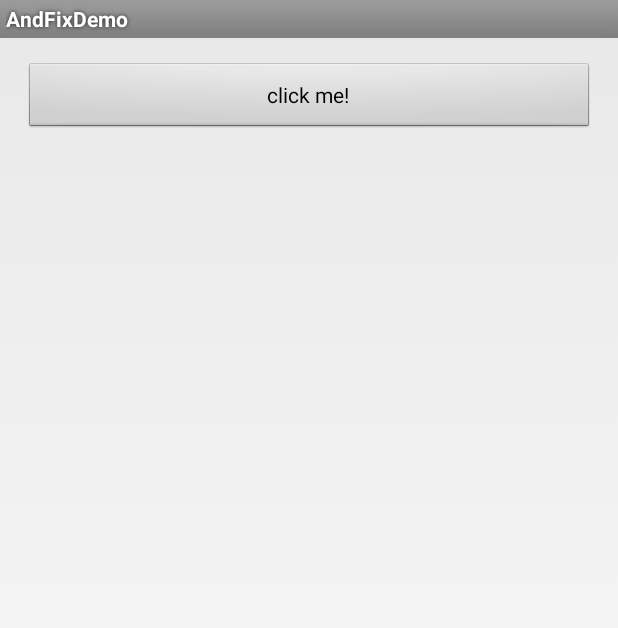
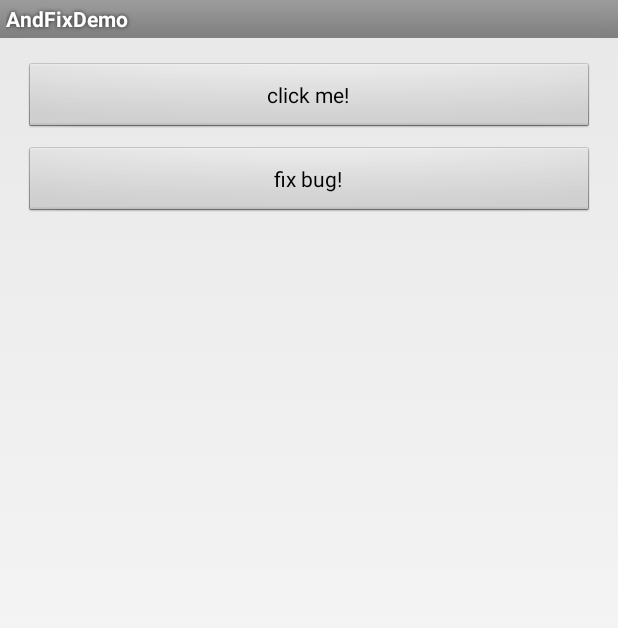
Before and after one commit to lostoy0/AndFixDemo, an Android app: the screen it shows after launch (MainActivity), after a tap on "click me!", on a phone screen of 412 x 824 dp. Shown: the top 628 px of the screen. Run offline under Robolectric (Android 15) with nearby library versions, the phone set to English and light mode, and no system bars; libraries missing offline, so code that uses them is left out: com.alipay.euler; 3 statements that could not run were skipped.

Commit message:
1.6.0权限支持 2.代码重构

```diff
--- a/app/src/main/AndroidManifest.xml
+++ b/app/src/main/AndroidManifest.xml
@@ -2,6 +2,7 @@
     package="com.raymond.demo.andfixdemo">
 
     <uses-permission android:name="android.permission.WRITE_EXTERNAL_STORAGE" />
+    <uses-permission android:name="android.permission.READ_EXTERNAL_STORAGE" />
     <uses-permission android:name="android.permission.MOUNT_UNMOUNT_FILESYSTEMS" />
 
     <application
--- a/app/src/main/java/com/raymond/demo/andfixdemo/MainActivity.java
+++ b/app/src/main/java/com/raymond/demo/andfixdemo/MainActivity.java
@@ -17,30 +17,73 @@
 
 package com.raymond.demo.andfixdemo;
 
+import android.Manifest;
 import android.app.Activity;
+import android.content.pm.PackageManager;
 import android.os.Bundle;
+import android.os.Environment;
+import android.support.v4.app.ActivityCompat;
+import android.support.v4.content.ContextCompat;
+import android.util.Log;
 import android.view.View;
+import android.widget.Toast;
 
-import com.raymond.demo.andfixdemo.test.Fix;
+import com.raymond.demo.andfixdemo.andfix.AndFixManager;
+import com.raymond.demo.andfixdemo.exception.CrashHandler;
 
-/**
- * sample activity
- *
- * @author luohou
- * @author sanping.li@alipay.com
- *
- */
-public class MainActivity extends Activity {
-	private static final String TAG = "euler";
+import java.io.File;
+
+public class MainActivity extends Activity implements View.OnClickListener {
+    private static final int REQUEST_PERMISSION_SDCARD = 1000;
 
 	@Override
 	public void onCreate(Bundle savedInstanceState) {
 		super.onCreate(savedInstanceState);
-		setContentView(R.layout.main);
-//		Log.e(TAG, Fix.a("good"));
-//		Log.e(TAG, "" + new Fix().b("s1", "s2"));
-//		Log.e(TAG, "" + new A().getI());
+		setContentView(R.layout.activity_main);
+
+		findViewById(R.id.clickMe).setOnClickListener(this);
+		findViewById(R.id.fixBug).setOnClickListener(this);
+
+        checkPermission();
 	}
+
+    private void checkPermission() {
+        if (ContextCompat.checkSelfPermission(this,
+                Manifest.permission.WRITE_EXTERNAL_STORAGE)
+                != PackageManager.PERMISSION_GRANTED) {
+
+            if (ActivityCompat.shouldShowRequestPermissionRationale(this,
+                    Manifest.permission.WRITE_EXTERNAL_STORAGE)) {
+				init();
+            } else {
+                ActivityCompat.requestPermissions(this,
+                        new String[]{Manifest.permission.WRITE_EXTERNAL_STORAGE,
+										Manifest.permission.READ_EXTERNAL_STORAGE,
+											Manifest.permission.MOUNT_UNMOUNT_FILESYSTEMS},
+                        REQUEST_PERMISSION_SDCARD);
+            }
+
+        } else {
+			init();
+		}
+    }
+
+    @Override
+    public void onRequestPermissionsResult(int requestCode,
+                                           String permissions[], int[] grantResults) {
+        switch (requestCode) {
+            case REQUEST_PERMISSION_SDCARD: {
+                if (grantResults.length > 0
+                        && grantResults[0] == PackageManager.PERMISSION_GRANTED) {
+					init();
+                } else {
+
+                }
+                return;
+            }
+
+        }
+    }
 
 	@Override
 	protected void onDestroy() {
@@ -48,8 +91,44 @@ public class MainActivity extends Activity {
 		android.os.Process.killProcess(android.os.Process.myPid());
 	}
 
-	public void showToast(View v) {
-		Fix.showToast(this);
+	private void init() {
+		CrashHandler.getInstance().init(this);
+		AndFixManager.getInstance().init(this);
+		showToast("-------初始化完成-------");
+	}
+
+    @Override
+	public void onClick(View v) {
+		switch (v.getId()) {
+			case R.id.clickMe:
+				clickMe(v);
+				break;
+
+			case R.id.fixBug:
+				fixBug(v);
+				break;
+		}
+	}
+
+	public void clickMe(View v) {
+		showToast("计算结果 = " + compute());
+	}
+
+	private int compute() {
+		return 4/1;
+	}
+
+	public void fixBug(View v) {
+		String patchFile =  "/sdcard/out.apatch";
+		Log.d("lost", "patch file: " + patchFile);
+		if(new File(patchFile).exists()) {
+			showToast("patch file: " + patchFile);
+		}
+		AndFixManager.getInstance().addPatch(patchFile);
+	}
+
+	private void showToast(String msg) {
+		Toast.makeText(this, msg, Toast.LENGTH_LONG).show();
 	}
 
 }
--- a/app/src/main/java/com/raymond/demo/andfixdemo/MainApplication.java
+++ b/app/src/main/java/com/raymond/demo/andfixdemo/MainApplication.java
@@ -22,50 +22,16 @@ import android.os.Environment;
 import android.util.Log;
 
 import com.alipay.euler.andfix.patch.PatchManager;
+import com.raymond.demo.andfixdemo.andfix.AndFixManager;
 import com.raymond.demo.andfixdemo.exception.CrashHandler;
 
 import java.io.IOException;
 
-/**
- * sample application
- *
- * @author sanping.li@alipay.com
- *
- */
 public class MainApplication extends Application {
-	private static final String TAG = "euler";
-
-	private static final String APATCH_PATH = "/out.apatch";
-	/**
-	 * patch manager
-	 */
-	private PatchManager mPatchManager;
 
 	@Override
 	public void onCreate() {
 		super.onCreate();
+	}
 
-		CrashHandler.getInstance().init(this);
-
-		// initialize
-		mPatchManager = new PatchManager(this);
-		mPatchManager.init("1.0");
-		Log.d(TAG, "inited.");
-
-		// load patch
-		mPatchManager.loadPatch();
-		Log.d(TAG, "apatch loaded.");
-
-		// add patch at runtime
-		try {
-			// .apatch file path
-			String patchFileString = Environment.getExternalStorageDirectory()
-					.getAbsolutePath() + APATCH_PATH;
-			mPatchManager.addPatch(patchFileString);
-			Log.d(TAG, "apatch:" + patchFileString + " added.");
-		} catch (IOException e) {
-			Log.e(TAG, "", e);
-		}
-
-	}
 }
--- /dev/null
+++ b/app/src/main/java/com/raymond/demo/andfixdemo/andfix/AndFixManager.java
@@ -0,0 +1,53 @@
+package com.raymond.demo.andfixdemo.andfix;
+
+import android.content.Context;
+
+import com.alipay.euler.andfix.patch.PatchManager;
+import com.raymond.demo.andfixdemo.utils.Utils;
+
+import java.io.File;
+
+/**
+ * Created by lifanlong@le.com on 2017/7/3.
+ */
+public class AndFixManager {
+
+    private volatile static AndFixManager sInstance;
+
+    private AndFixManager() {}
+
+    public static AndFixManager getInstance() {
+        if(null == sInstance) {
+            synchronized (AndFixManager.class) {
+                if(null == sInstance) {
+                    sInstance = new AndFixManager();
+                }
+            }
+        }
+        return sInstance;
+    }
+
+    private PatchManager mPatchManager;
+
+    public void init(Context context) {
+        try {
+            if(null == mPatchManager) {
+                mPatchManager = new PatchManager(context);
+            }
+            mPatchManager.init(Utils.getVersionName(context));
+            mPatchManager.loadPatch();
+        } catch (Exception e) {
+            e.printStackTrace();
+        }
+    }
+
+    public void addPatch(String path) {
+        try {
+            if (mPatchManager != null) {
+                mPatchManager.addPatch(path);
+            }
+        } catch (Exception e) {
+            e.printStackTrace();
+        }
+    }
+}
--- a/app/src/main/java/com/raymond/demo/andfixdemo/test/O.java
+++ /dev/null
@@ -1,35 +0,0 @@
-/*
- *
- * Copyright (c) 2015, alipay.com
- *
- * Licensed under the Apache License, Version 2.0 (the "License");
- * you may not use this file except in compliance with the License.
- * You may obtain a copy of the License at
- *
- *      http://www.apache.org/licenses/LICENSE-2.0
- *
- * Unless required by applicable law or agreed to in writing, software
- * distributed under the License is distributed on an "AS IS" BASIS,
- * WITHOUT WARRANTIES OR CONDITIONS OF ANY KIND, either express or implied.
- * See the License for the specific language governing permissions and
- * limitations under the License.
- */
-
-package com.raymond.demo.andfixdemo.test;
-
-/**
- * @author sanping.li@alipay.com
- *
- */
-public class O {
-	public String s = "s";
-
-	public O(String s) {
-		this.s = s;
-	}
-
-	@Override
-	public String toString() {
-		return s;
-	}
-}
--- /dev/null
+++ b/app/src/main/res/layout/activity_main.xml
@@ -0,0 +1,21 @@
+<?xml version="1.0" encoding="utf-8"?>
+<LinearLayout xmlns:android="http://schemas.android.com/apk/res/android"
+    android:layout_width="match_parent"
+    android:layout_height="match_parent"
+    android:orientation="vertical"
+    android:padding="16dp" >
+
+    <Button
+        android:id="@+id/clickMe"
+        android:layout_width="match_parent"
+        android:layout_height="wrap_content"
+        android:text="click me!" />
+
+    <Button
+        android:id="@+id/fixBug"
+        android:layout_width="match_parent"
+        android:layout_height="wrap_content"
+        android:layout_marginTop="8dp"
+        android:text="fix bug!" />
+
+</LinearLayout>
--- a/app/src/main/res/layout/main.xml
+++ /dev/null
@@ -1,13 +0,0 @@
-<?xml version="1.0" encoding="utf-8"?>
-<RelativeLayout xmlns:android="http://schemas.android.com/apk/res/android"
-    android:layout_width="match_parent"
-    android:layout_height="match_parent"
-    android:padding="16dp" >
-
-    <Button
-        android:layout_width="match_parent"
-        android:layout_height="wrap_content"
-        android:text="click me!"
-        android:onClick="showToast"/>
-
-</RelativeLayout>
```
Also changed, not shown: app/build.gradle (+6 -4 lines), app/src/main/java/com/raymond/demo/andfixdemo/test/A.java (deleted, +0 -55 lines), app/src/main/java/com/raymond/demo/andfixdemo/test/F.java (deleted, +0 -26 lines), app/src/main/java/com/raymond/demo/andfixdemo/test/Fix.java (deleted, +0 -56 lines), app/src/main/java/com/raymond/demo/andfixdemo/utils/Utils.java (added, +24 -0 lines).
